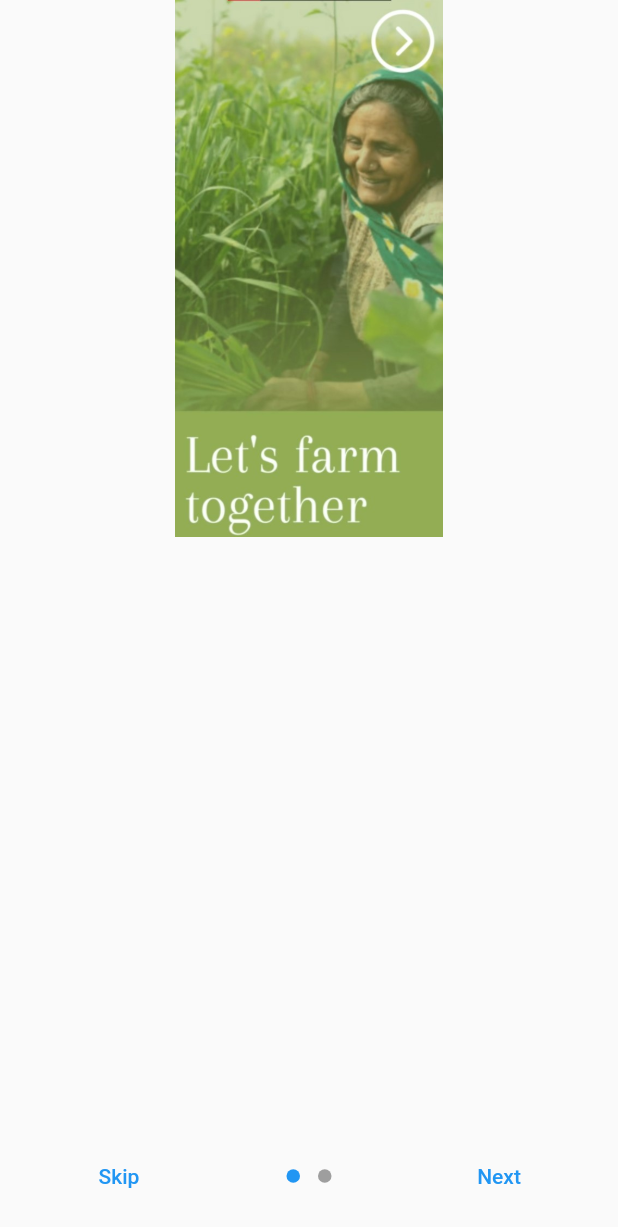
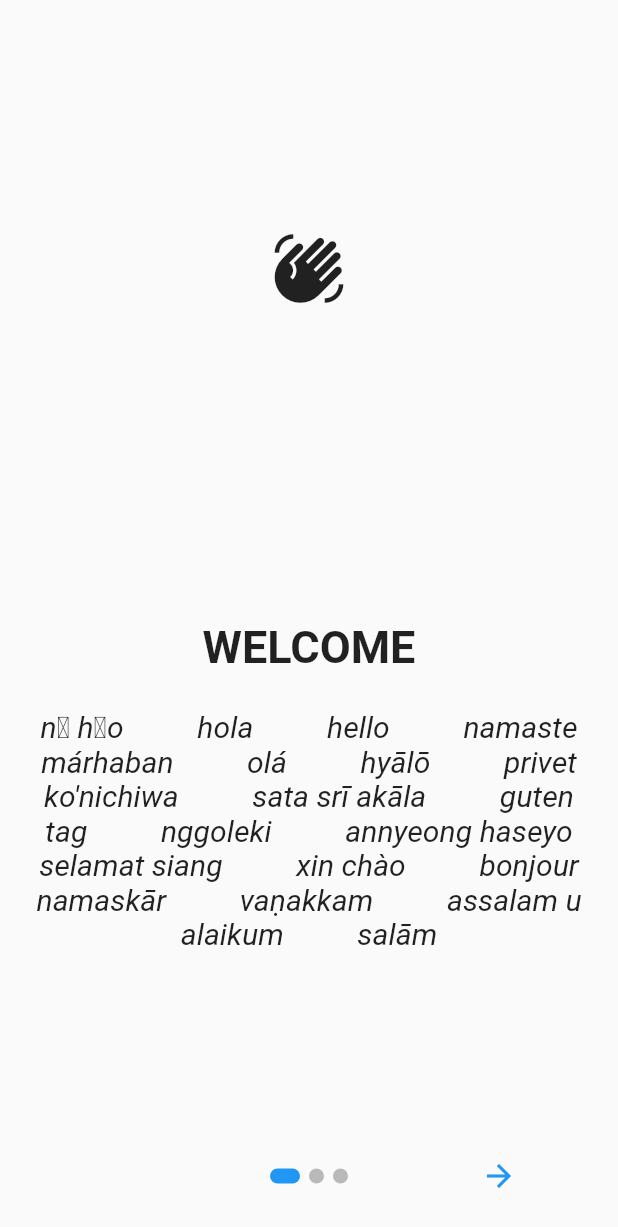
Before and after one commit to MasterKavi-24/gdsc_soln_23, a Flutter app: the screen it shows after launch, on a phone screen of 412 x 824 dp. Shown: the top 1227 px of the screen. Run offline on Flutter 3.47's test engine with Material 2 defaults, Android fonts, the phone set to English and light mode, and no system bars; drawn by our look-alikes of introduction_screen; our stand-ins replace liquid_pull_to_refresh, shared_preferences.

Commit message:
Created dummy profile settings with Logout, search page to develop, and minor improvements to intro page

```diff
--- a/lib/screens/intro.dart
+++ b/lib/screens/intro.dart
@@ -12,7 +12,6 @@ class Intro extends StatefulWidget {
 
 class _IntroState extends State<Intro> {
   final _introKey = GlobalKey<IntroductionScreenState>();
-  String _status = 'Waiting...';
 
   @override
   Widget build(BuildContext context) {
@@ -21,46 +20,77 @@ class _IntroState extends State<Intro> {
       width: MediaQuery.of(context).size.width,
       child: IntroductionScreen(
           key: _introKey,
+          dotsDecorator: DotsDecorator(
+            size: const Size.square(10.0),
+            activeSize: const Size(20.0, 10.0),
+            activeColor: Theme.of(context).colorScheme.secondary,
+            color: Colors.black26,
+            spacing: const EdgeInsets.symmetric(horizontal: 3.0),
+            activeShape: RoundedRectangleBorder(
+                borderRadius: BorderRadius.circular(25.0)),
+          ),
           pages: [
             PageViewModel(
+              title: "WELCOME",
+              body:
+                  "nǐ hǎo\t\t\t\t\t\t\t\t\t\thola\t\t\t\t\t\t\t\t\t\thello\t\t\t\t\t\t\t\t\t\tnamaste\t\t\t\t\t\t\t\t\t\tmárhaban\t\t\t\t\t\t\t\t\t\tolá\t\t\t\t\t\t\t\t\t\thyālō\t\t\t\t\t\t\t\t\t\tprivet\t\t\t\t\t\t\t\t\t\tko'nichiwa\t\t\t\t\t\t\t\t\t\tsata srī akāla\t\t\t\t\t\t\t\t\t\tguten tag\t\t\t\t\t\t\t\t\t\tnggoleki\t\t\t\t\t\t\t\t\t\tannyeong haseyo\t\t\t\t\t\t\t\t\t\tselamat siang\t\t\t\t\t\t\t\t\t\txin chào\t\t\t\t\t\t\t\t\t\tbonjour\t\t\t\t\t\t\t\t\t\tnamaskār\t\t\t\t\t\t\t\t\t\tvaṇakkam\t\t\t\t\t\t\t\t\t\tassalam u alaikum\t\t\t\t\t\t\t\t\t\tsalām",
+              image: const Center(
+                child: Icon(Icons.waving_hand, size: 50.0),
+              ),
+              decoration: const PageDecoration(
+                bodyTextStyle: TextStyle(
+                  fontSize: 20,
+                  fontStyle: FontStyle.italic,
+                  // set a nice font family
+                  fontFamily: 'Roboto',
+                ),
+                titleTextStyle: TextStyle(
+                  fontSize: 30,
+                  fontWeight: FontWeight.bold,
+                  fontFamily: 'Roboto',
+                ),
+              ),
+            ),
+            PageViewModel(
               title: '',
-              // bodyWidget:
-              // // VideoPlayer(path: "/assets/videos/vid1.mp4"),
-              // Column(
-              //   children: [
-              //     Text(_status),
-              //     ElevatedButton(
-              //         onPressed: () {
-              //           setState(() => _status = 'Going to the next page...');
-              //           Future.delayed(const Duration(seconds: 3),
-              //               () => _introKey.currentState?.next());
-              //         },
-              //         child: const Text('Start'))
-              //   ],
-              // )
               body: "",
               image: Container(
+                height: double.maxFinite,
+                width: double.maxFinite,
                 child: Image(
                   image: AssetImage("assets/images/img1.jpg"),
-                  fit: BoxFit.cover,
-                )
+                  fit: BoxFit.fill,
+                ),
+              ),
+              decoration: const PageDecoration(
+                pageColor: Colors.green,
+                imageFlex: 10,
+                bodyFlex: 1,
               ),
             ),
             PageViewModel(
               title: "",
               body: "",
               image: Container(
-                child: Image(image: AssetImage("assets/images/img2.jpg"),)
+                height: double.maxFinite,
+                width: double.maxFinite,
+                child: Image(
+                  image: AssetImage("assets/images/img2.jpg"),
+                  fit: BoxFit.fill,
+                ),),
+              decoration: const PageDecoration(
+                pageColor: Colors.green,
+                imageFlex: 10,
+                bodyFlex: 1,
               ),
             ),
-              // title: 'Page Two',
-              // bodyWidget: VideoPlayer(path: "/assets/videos/vid2.mp4"),
           ],
-        showSkipButton: true,
-        skip: const Text("Skip"),
-        next: const Text("Next"),
-        back: const Text("Back"),
-        done: const Text("Done"),
+          showBackButton: true,
+          showNextButton: true,
+          showDoneButton: true,
+          back: const Icon(Icons.arrow_back),
+          next: const Icon(Icons.arrow_forward),
+          done: const Icon(Icons.done),
           onDone: () async {
             StatefulWidget fun = Login();
             if (await SharedPrefs.readBool("isLoggedIn")) {
@@ -68,12 +98,10 @@ class _IntroState extends State<Intro> {
             }
             Navigator.of(context).pushReplacement(
               MaterialPageRoute(
-
                 builder: (context) => fun,
               ),
             );
-        }
-      ),
+          }),
     );
   }
 }
```
Also changed, not shown: lib/screens/home.dart (+12 -10 lines), lib/screens/profile.dart (added, +56 -0 lines), lib/screens/search.dart (added, +39 -0 lines). Lines whose indentation alone changed are shown as unchanged.
